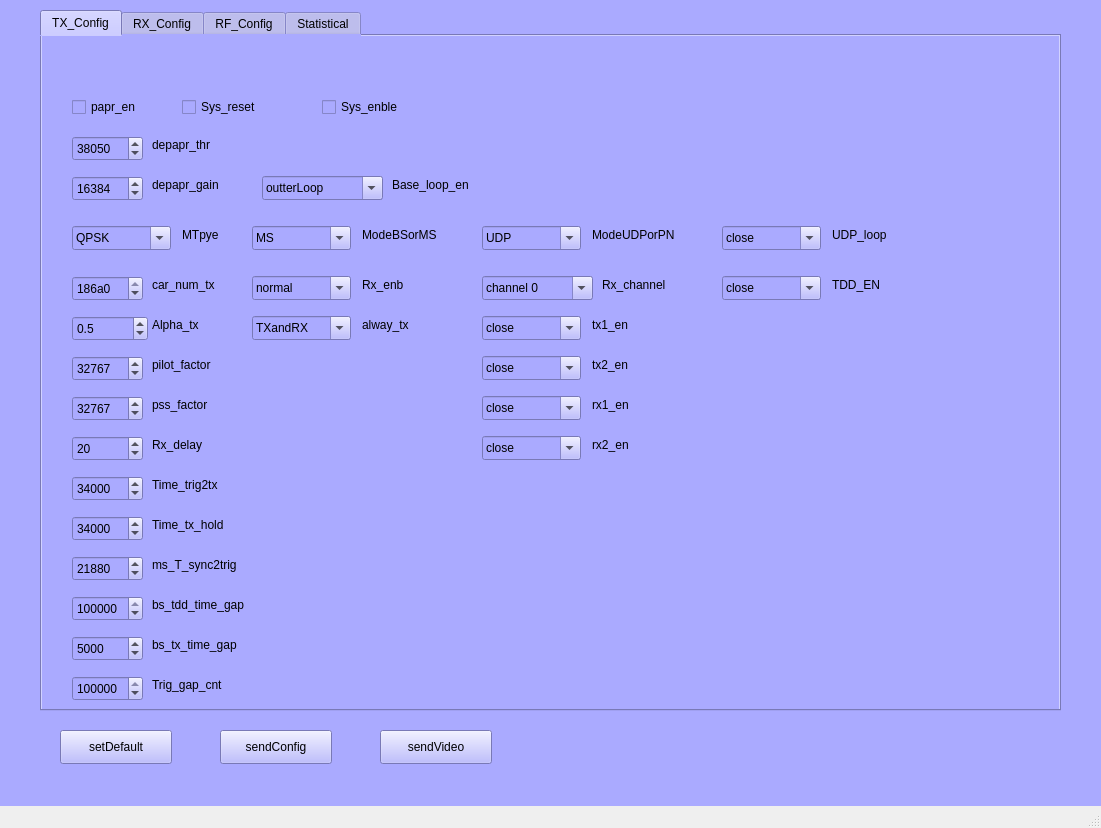
Above: mainWinUI.ui from JackzhangLOVEcode/qtprj2-ver1.0 before the change. Below: the same form after it.
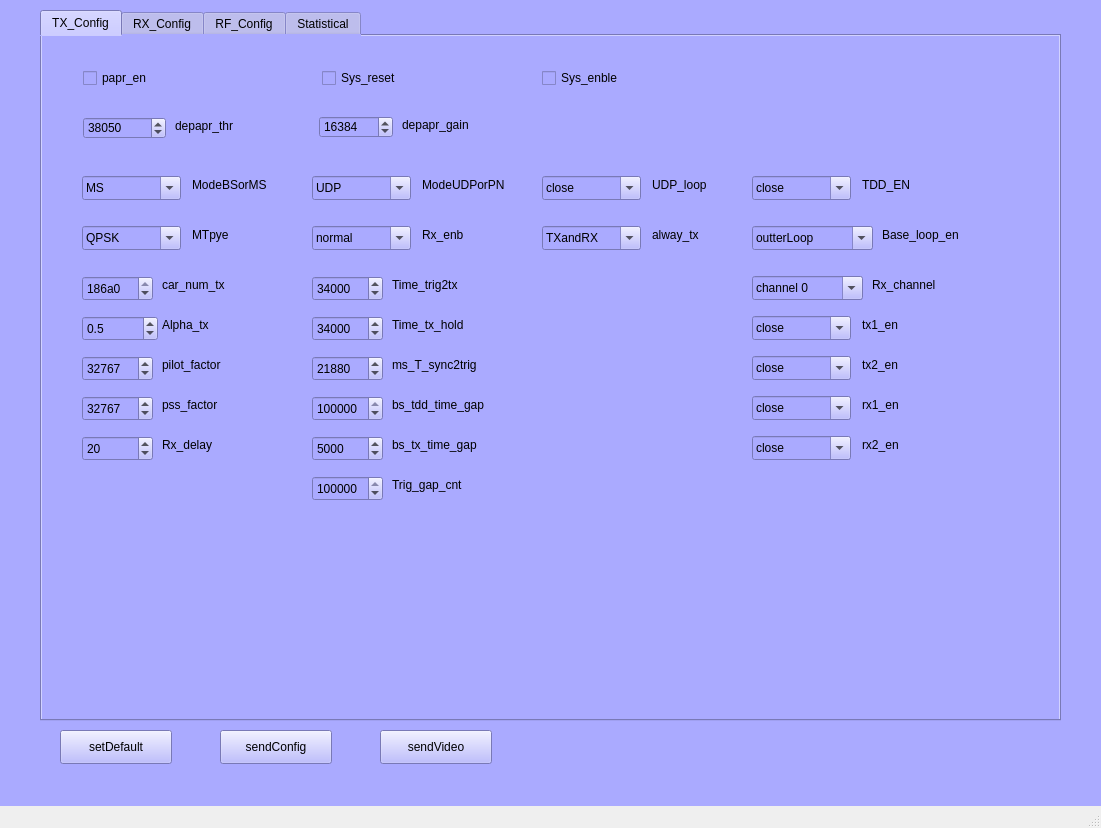
That is the form after the change. The open tabs and pages were chosen to show the change.

Patch:
```diff
--- a/mainWinUI.ui
+++ b/mainWinUI.ui
@@ -26,7 +26,7 @@
       <x>40</x>
       <y>10</y>
       <width>1021</width>
-      <height>701</height>
+      <height>711</height>
      </rect>
     </property>
     <property name="currentIndex">
@@ -42,9 +42,9 @@
       </property>
       <property name="geometry">
        <rect>
-        <x>30</x>
-        <y>60</y>
-        <width>105</width>
+        <x>41</x>
+        <y>31</y>
+        <width>96</width>
         <height>22</height>
        </rect>
       </property>
@@ -55,10 +55,10 @@
      <widget class="QSpinBox" name="depapr_thr_obj">
       <property name="geometry">
        <rect>
-        <x>30</x>
-        <y>100</y>
-        <width>71</width>
-        <height>25</height>
+        <x>41</x>
+        <y>81</y>
+        <width>83</width>
+        <height>22</height>
        </rect>
       </property>
       <property name="toolTip">
@@ -80,9 +80,9 @@
      <widget class="QLabel" name="depapr_thr_label">
       <property name="geometry">
        <rect>
-        <x>110</x>
-        <y>100</y>
-        <width>91</width>
+        <x>133</x>
+        <y>81</y>
+        <width>90</width>
         <height>18</height>
        </rect>
       </property>
@@ -93,10 +93,10 @@
      <widget class="QSpinBox" name="depapr_gain_obj">
       <property name="geometry">
        <rect>
-        <x>30</x>
-        <y>140</y>
-        <width>71</width>
-        <height>25</height>
+        <x>277</x>
+        <y>80</y>
+        <width>74</width>
+        <height>22</height>
        </rect>
       </property>
       <property name="toolTip">
@@ -118,9 +118,9 @@
      <widget class="QLabel" name="depapr_gain_label">
       <property name="geometry">
        <rect>
-        <x>110</x>
-        <y>140</y>
-        <width>101</width>
+        <x>360</x>
+        <y>80</y>
+        <width>99</width>
         <height>18</height>
        </rect>
       </property>
@@ -131,7 +131,7 @@
      <widget class="QComboBox" name="MType_obj">
       <property name="geometry">
        <rect>
-        <x>30</x>
+        <x>40</x>
         <y>190</y>
         <width>99</width>
         <height>24</height>
@@ -170,7 +170,7 @@
      <widget class="QLabel" name="MType_label">
       <property name="geometry">
        <rect>
-        <x>140</x>
+        <x>150</x>
         <y>190</y>
         <width>51</width>
         <height>18</height>
@@ -183,7 +183,7 @@
      <widget class="QSpinBox" name="car_num_tx_obj">
       <property name="geometry">
        <rect>
-        <x>30</x>
+        <x>40</x>
         <y>240</y>
         <width>71</width>
         <height>25</height>
@@ -211,7 +211,7 @@
      <widget class="QLabel" name="car_num_tx_label">
       <property name="geometry">
        <rect>
-        <x>110</x>
+        <x>120</x>
         <y>240</y>
         <width>101</width>
         <height>18</height>
@@ -224,7 +224,7 @@
      <widget class="QDoubleSpinBox" name="Alpha_tx_obj">
       <property name="geometry">
        <rect>
-        <x>30</x>
+        <x>40</x>
         <y>280</y>
         <width>76</width>
         <height>25</height>
@@ -246,7 +246,7 @@
      <widget class="QLabel" name="Alpha_tx_label">
       <property name="geometry">
        <rect>
-        <x>110</x>
+        <x>120</x>
         <y>280</y>
         <width>101</width>
         <height>18</height>
@@ -259,7 +259,7 @@
      <widget class="QSpinBox" name="pilot_factor_obj">
       <property name="geometry">
        <rect>
-        <x>30</x>
+        <x>40</x>
         <y>320</y>
         <width>71</width>
         <height>25</height>
@@ -284,7 +284,7 @@
      <widget class="QLabel" name="pilot_factor_label">
       <property name="geometry">
        <rect>
-        <x>110</x>
+        <x>120</x>
         <y>320</y>
         <width>111</width>
         <height>18</height>
@@ -297,7 +297,7 @@
      <widget class="QSpinBox" name="pss_factor_obj">
       <property name="geometry">
        <rect>
-        <x>30</x>
+        <x>40</x>
         <y>360</y>
         <width>71</width>
         <height>25</height>
@@ -322,7 +322,7 @@
      <widget class="QLabel" name="pss_factor_label">
       <property name="geometry">
        <rect>
-        <x>110</x>
+        <x>120</x>
         <y>360</y>
         <width>101</width>
         <height>18</height>
@@ -338,9 +338,9 @@
       </property>
       <property name="geometry">
        <rect>
-        <x>280</x>
-        <y>60</y>
-        <width>121</width>
+        <x>500</x>
+        <y>31</y>
+        <width>114</width>
         <height>22</height>
        </rect>
       </property>
@@ -354,9 +354,9 @@
       </property>
       <property name="geometry">
        <rect>
-        <x>140</x>
-        <y>60</y>
-        <width>121</width>
+        <x>280</x>
+        <y>31</y>
+        <width>114</width>
         <height>22</height>
        </rect>
       </property>
@@ -367,8 +367,8 @@
      <widget class="QLabel" name="ModeBSorMS_label">
       <property name="geometry">
        <rect>
-        <x>320</x>
-        <y>190</y>
+        <x>150</x>
+        <y>140</y>
         <width>101</width>
         <height>18</height>
        </rect>
@@ -383,8 +383,8 @@
      <widget class="QComboBox" name="ModeBSorMS_obj">
       <property name="geometry">
        <rect>
-        <x>210</x>
-        <y>190</y>
+        <x>40</x>
+        <y>140</y>
         <width>99</width>
         <height>24</height>
        </rect>
@@ -412,8 +412,8 @@
      <widget class="QLabel" name="ModeUDPorPN_label">
       <property name="geometry">
        <rect>
-        <x>550</x>
-        <y>190</y>
+        <x>380</x>
+        <y>140</y>
         <width>101</width>
         <height>18</height>
        </rect>
@@ -428,8 +428,8 @@
      <widget class="QComboBox" name="ModeUDPorPN_obj">
       <property name="geometry">
        <rect>
-        <x>440</x>
-        <y>190</y>
+        <x>270</x>
+        <y>140</y>
         <width>99</width>
         <height>24</height>
        </rect>
@@ -457,8 +457,8 @@
      <widget class="QLabel" name="Base_loop_en_label">
       <property name="geometry">
        <rect>
-        <x>350</x>
-        <y>140</y>
+        <x>840</x>
+        <y>190</y>
         <width>121</width>
         <height>18</height>
        </rect>
@@ -473,8 +473,8 @@
      <widget class="QComboBox" name="Base_loop_en_obj">
       <property name="geometry">
        <rect>
-        <x>220</x>
-        <y>140</y>
+        <x>710</x>
+        <y>190</y>
         <width>121</width>
         <height>24</height>
        </rect>
@@ -502,9 +502,9 @@
      <widget class="QLabel" name="Rx_enb_label">
       <property name="geometry">
        <rect>
-        <x>320</x>
-        <y>240</y>
-        <width>101</width>
+        <x>380</x>
+        <y>190</y>
+        <width>61</width>
         <height>18</height>
        </rect>
       </property>
@@ -518,8 +518,8 @@
      <widget class="QComboBox" name="Rx_enb_obj">
       <property name="geometry">
        <rect>
-        <x>210</x>
-        <y>240</y>
+        <x>270</x>
+        <y>190</y>
         <width>99</width>
         <height>24</height>
        </rect>
@@ -547,7 +547,7 @@
      <widget class="QComboBox" name="Rx_channel_obj">
       <property name="geometry">
        <rect>
-        <x>440</x>
+        <x>710</x>
         <y>240</y>
         <width>111</width>
         <height>24</height>
@@ -576,7 +576,7 @@
      <widget class="QLabel" name="Rx_channel_label">
       <property name="geometry">
        <rect>
-        <x>560</x>
+        <x>830</x>
         <y>240</y>
         <width>101</width>
         <height>18</height>
@@ -592,7 +592,7 @@
      <widget class="QSpinBox" name="Rx_delay_obj">
       <property name="geometry">
        <rect>
-        <x>30</x>
+        <x>40</x>
         <y>400</y>
         <width>71</width>
         <height>25</height>
@@ -617,7 +617,7 @@
      <widget class="QLabel" name="Rx_delay_label">
       <property name="geometry">
        <rect>
-        <x>110</x>
+        <x>120</x>
         <y>400</y>
         <width>101</width>
         <height>18</height>
@@ -630,8 +630,8 @@
      <widget class="QSpinBox" name="Time_trig2tx_obj">
       <property name="geometry">
        <rect>
-        <x>30</x>
-        <y>440</y>
+        <x>270</x>
+        <y>240</y>
         <width>71</width>
         <height>25</height>
        </rect>
@@ -655,8 +655,8 @@
      <widget class="QLabel" name="Time_trig2tx_label">
       <property name="geometry">
        <rect>
-        <x>110</x>
-        <y>440</y>
+        <x>350</x>
+        <y>240</y>
         <width>121</width>
         <height>18</height>
        </rect>
@@ -668,8 +668,8 @@
      <widget class="QLabel" name="Time_tx_hold_label">
       <property name="geometry">
        <rect>
-        <x>110</x>
-        <y>480</y>
+        <x>350</x>
+        <y>280</y>
         <width>111</width>
         <height>18</height>
        </rect>
@@ -681,8 +681,8 @@
      <widget class="QSpinBox" name="Time_tx_hold_obj">
       <property name="geometry">
        <rect>
-        <x>30</x>
-        <y>480</y>
+        <x>270</x>
+        <y>280</y>
         <width>71</width>
         <height>25</height>
        </rect>
@@ -706,8 +706,8 @@
      <widget class="QLabel" name="ms_T_sync2trig_label">
       <property name="geometry">
        <rect>
-        <x>110</x>
-        <y>520</y>
+        <x>350</x>
+        <y>320</y>
         <width>131</width>
         <height>18</height>
        </rect>
@@ -719,8 +719,8 @@
      <widget class="QSpinBox" name="ms_T_sync2trig_obj">
       <property name="geometry">
        <rect>
-        <x>30</x>
-        <y>520</y>
+        <x>270</x>
+        <y>320</y>
         <width>71</width>
         <height>25</height>
        </rect>
@@ -744,8 +744,8 @@
      <widget class="QLabel" name="bs_tdd_time_gap_label">
       <property name="geometry">
        <rect>
-        <x>110</x>
-        <y>560</y>
+        <x>350</x>
+        <y>360</y>
         <width>101</width>
         <height>18</height>
        </rect>
@@ -757,8 +757,8 @@
      <widget class="QSpinBox" name="bs_tdd_time_gap_obj">
       <property name="geometry">
        <rect>
-        <x>30</x>
-        <y>560</y>
+        <x>270</x>
+        <y>360</y>
         <width>71</width>
         <height>25</height>
        </rect>
@@ -782,8 +782,8 @@
      <widget class="QLabel" name="bs_tx_time_gap_label">
       <property name="geometry">
        <rect>
-        <x>110</x>
-        <y>600</y>
+        <x>350</x>
+        <y>400</y>
         <width>131</width>
         <height>18</height>
        </rect>
@@ -795,8 +795,8 @@
      <widget class="QSpinBox" name="bs_tx_time_gap_obj">
       <property name="geometry">
        <rect>
-        <x>30</x>
-        <y>600</y>
+        <x>270</x>
+        <y>400</y>
         <width>71</width>
         <height>25</height>
        </rect>
@@ -820,8 +820,8 @@
      <widget class="QLabel" name="Trig_gap_cnt_label">
       <property name="geometry">
        <rect>
-        <x>110</x>
-        <y>640</y>
+        <x>350</x>
+        <y>440</y>
         <width>111</width>
         <height>18</height>
        </rect>
@@ -833,8 +833,8 @@
      <widget class="QSpinBox" name="Trig_gap_cnt_obj">
       <property name="geometry">
        <rect>
-        <x>30</x>
-        <y>640</y>
+        <x>270</x>
+        <y>440</y>
         <width>71</width>
         <height>25</height>
        </rect>
@@ -858,8 +858,8 @@
      <widget class="QComboBox" name="alway_tx_obj">
       <property name="geometry">
        <rect>
-        <x>210</x>
-        <y>280</y>
+        <x>500</x>
+        <y>190</y>
         <width>99</width>
         <height>24</height>
        </rect>
@@ -887,9 +887,9 @@
      <widget class="QLabel" name="alway_tx_label">
       <property name="geometry">
        <rect>
-        <x>320</x>
-        <y>280</y>
-        <width>101</width>
+        <x>610</x>
+        <y>190</y>
+        <width>81</width>
         <height>18</height>
        </rect>
       </property>
@@ -903,7 +903,7 @@
      <widget class="QComboBox" name="tx1_en_obj">
       <property name="geometry">
        <rect>
-        <x>440</x>
+        <x>710</x>
         <y>280</y>
         <width>99</width>
         <height>24</height>
@@ -932,7 +932,7 @@
      <widget class="QLabel" name="tx1_en_label">
       <property name="geometry">
        <rect>
-        <x>550</x>
+        <x>820</x>
         <y>280</y>
         <width>101</width>
         <height>18</height>
@@ -948,7 +948,7 @@
      <widget class="QComboBox" name="tx2_en_obj">
       <property name="geometry">
        <rect>
-        <x>440</x>
+        <x>710</x>
         <y>320</y>
         <width>99</width>
         <height>24</height>
@@ -977,7 +977,7 @@
      <widget class="QLabel" name="tx2_en_label">
       <property name="geometry">
        <rect>
-        <x>550</x>
+        <x>820</x>
         <y>320</y>
         <width>101</width>
         <height>18</height>
@@ -993,7 +993,7 @@
      <widget class="QComboBox" name="rx1_en_obj">
       <property name="geometry">
        <rect>
-        <x>440</x>
+        <x>710</x>
         <y>360</y>
         <width>99</width>
         <height>24</height>
@@ -1022,7 +1022,7 @@
      <widget class="QLabel" name="rx1_en_label">
       <property name="geometry">
        <rect>
-        <x>550</x>
+        <x>820</x>
         <y>360</y>
         <width>101</width>
         <height>18</height>
@@ -1038,7 +1038,7 @@
      <widget class="QComboBox" name="rx2_en_obj">
       <property name="geometry">
        <rect>
-        <x>440</x>
+        <x>710</x>
         <y>400</y>
         <width>99</width>
         <height>24</height>
@@ -1067,7 +1067,7 @@
      <widget class="QLabel" name="rx2_en_label">
       <property name="geometry">
        <rect>
-        <x>550</x>
+        <x>820</x>
         <y>400</y>
         <width>101</width>
         <height>18</height>
@@ -1083,8 +1083,8 @@
      <widget class="QComboBox" name="TDD_EN_obj">
       <property name="geometry">
        <rect>
-        <x>680</x>
-        <y>240</y>
+        <x>710</x>
+        <y>140</y>
         <width>99</width>
         <height>24</height>
        </rect>
@@ -1112,8 +1112,8 @@
      <widget class="QLabel" name="TDD_EN_label">
       <property name="geometry">
        <rect>
-        <x>790</x>
-        <y>240</y>
+        <x>820</x>
+        <y>140</y>
         <width>101</width>
         <height>18</height>
        </rect>
@@ -1128,9 +1128,9 @@
      <widget class="QLabel" name="UDP_loop_label">
       <property name="geometry">
        <rect>
-        <x>790</x>
-        <y>190</y>
-        <width>101</width>
+        <x>610</x>
+        <y>140</y>
+        <width>81</width>
         <height>18</height>
        </rect>
       </property>
@@ -1144,8 +1144,8 @@
      <widget class="QComboBox" name="UDP_loop_obj">
       <property name="geometry">
        <rect>
-        <x>680</x>
-        <y>190</y>
+        <x>500</x>
+        <y>140</y>
         <width>99</width>
         <height>24</height>
        </rect>
```
Left out of the diff: 2 changed lines with no effect on the pictures.
